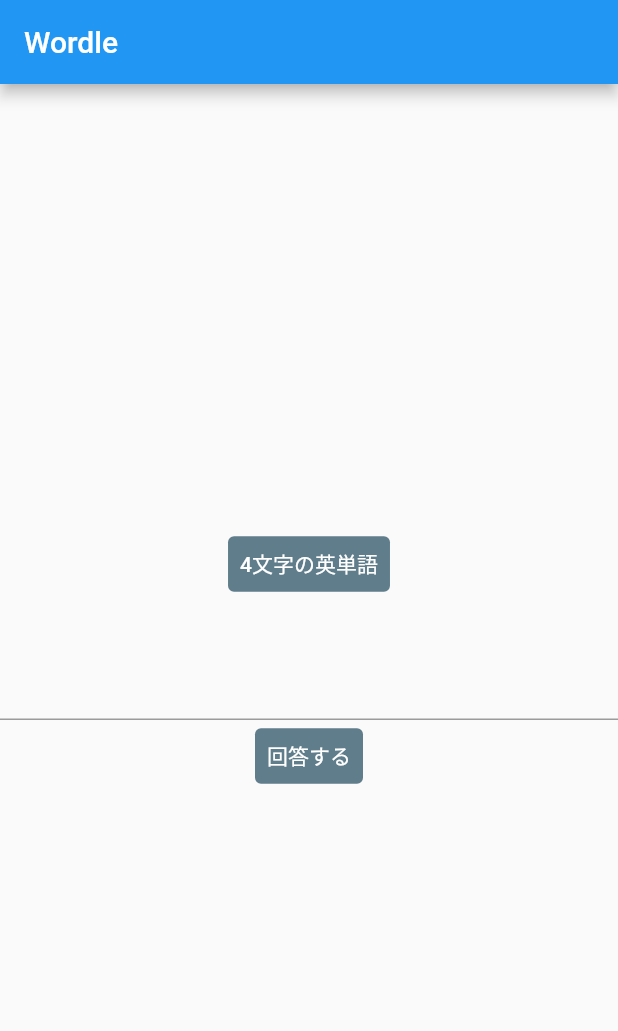
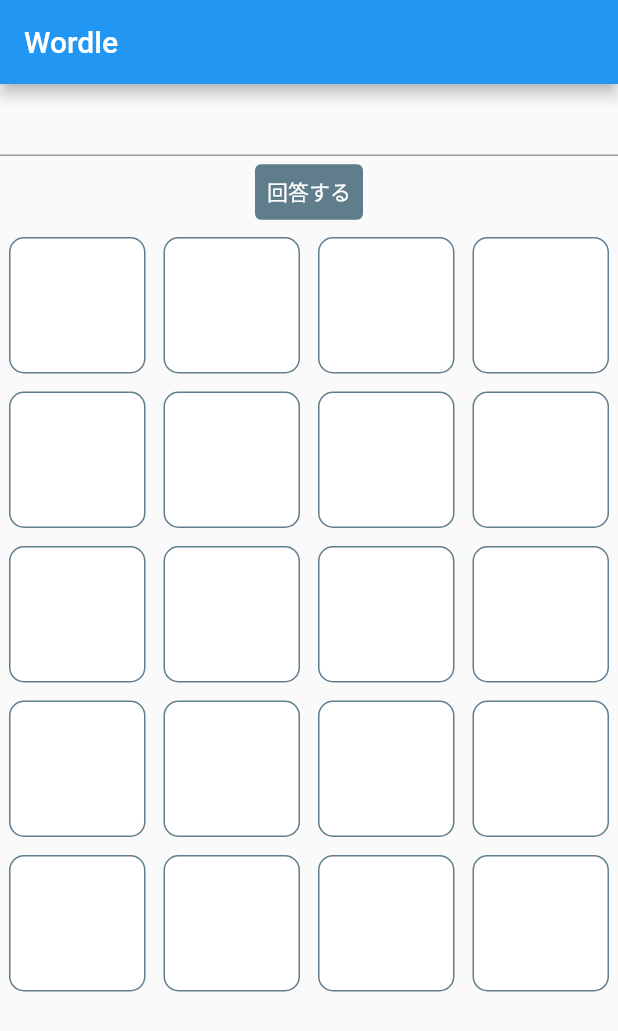
Before and after one commit to mixigroup/2022BeginnerTrainingFlutter, a Flutter app: the screen it shows after launch, after a tap on "回答する", on a phone screen of 412 x 824 dp. Shown: the top 1031 px of the screen. Run offline on Flutter 3.47's test engine with Material 2 defaults, Android fonts, the phone set to English and light mode, and no system bars; our stand-ins replace graphql; network calls fail.

Commit message:
5回チャレンジ！

```diff
--- a/lib/wordle_page.dart
+++ b/lib/wordle_page.dart
@@ -12,6 +12,28 @@ class Answer {
   final String char;
   final int position;
   final String judge;
+}
+
+// 四角たち状態を格納するためのクラスを用意
+class TileState {
+  TileState({
+    required this.times, // 何回目か
+    required this.position, // 何文字目か
+    required this.char, // 文字
+    required this.state, // 合ってるのか間違ってるのか存在はしてるのかなどの結果
+  });
+  int times;
+  int position;
+  String char;
+  CharState state;
+}
+
+// 合ってるか間違ってるのか存在はしてるのかなど，返ってくる結果を表したもの
+enum CharState {
+  CORRECT,
+  EXISTING,
+  NOTHING,
+  NO_ANSWER,
 }
 
 class WordlePage extends StatelessWidget {
@@ -42,19 +64,25 @@ class CorrectWord extends StatefulWidget {
 
 class CorrectWordState extends State<CorrectWord> {
   final String userId = "kunokuno"; // ここはさっき覚えておいて欲しいと言ったユーザID…！
+  final wordId = const Uuid().v4();
 
-  // State として word と mean を持っておく
-  String word = "";
-  String mean = "";
-  // 余力があれば loading も持っておこう
-  bool loading = false;
-
-  // 回答にも wordId を使いたいので持っておく
-  String wordId = "";
   // テキストフィールドで受け取る回答
   String answerWord = "";
   // 結果（結果を受け取ったら再レンダリングさせて表示させるために State で持っておく）
-  List answerResult = [];
+  List<Answer> answerResult = [];
+  int times = 0;
+
+  // 四角たちを初期化
+  // 4文字の英単語で5回チャレンジできるので20こ用意
+  List<TileState> tiles = List.generate(
+    20,
+    (i) => TileState(
+      times: 0,
+      position: 0,
+      char: "",
+      state: CharState.NO_ANSWER,
+    ),
+  );
 
   void answer() async {
     // 2回目以降，次回答するときにどんどん add されてしまうので空にしてあげる
@@ -91,9 +119,8 @@ mutation answerWordMutation($wordId: String!, $word: String!, $userId: String!)
 
     final data = result.data;
     if (data != null) {
-      final answerWord = data["answerWord"];
       // chars はリストで返ってくるので List として answer に格納
-      final answer = answerWord["chars"] as List;
+      final answer = data["answerWord"]["chars"] as List;
       // answer の中身をひとつづつ見ていく
       setState(() {
         for (var a in answer) {
@@ -110,101 +137,37 @@ mutation answerWordMutation($wordId: String!, $word: String!, $userId: String!)
       });
     }
 
+    // 四角たちの状態を代入
+    for (var answer in answerResult) {
+      if (answer.judge == "CORRECT") {
+        tiles[answer.position + (times * 4)].state = CharState.CORRECT;
+        tiles[answer.position + (times * 4)].char = answer.char;
+      } else if (answer.judge == "EXISTING") {
+        tiles[answer.position + (times * 4)].state = CharState.EXISTING;
+        tiles[answer.position + (times * 4)].char = answer.char;
+      } else if (answer.judge == "NOTHING") {
+        tiles[answer.position + (times * 4)].state = CharState.NOTHING;
+        tiles[answer.position + (times * 4)].char = answer.char;
+      }
+    }
+
+    // 回数を増やす
+    setState(() {
+      times++;
+    });
+
+    debugPrint(times.toString());
     debugPrint(wordId);
     debugPrint(answerWord);
     debugPrint(result.toString());
   }
 
-  // わかりにくいのでメソッド名変更
-  void getWord() async {
-    // UUID 生成
-    const uuid = Uuid();
-    // wordId を State として持っておく
-    setState(() {
-      wordId = uuid.v4();
-    });
-    debugPrint(wordId);
-
-    const String getCorrectWordQuery = r'''
-query correctWordQuery($wordId: String!) {
-  correctWord(wordId: $wordId) {
-    word
-    mean
-  }
-}
-''';
-
-    final QueryOptions options = QueryOptions(
-      document: gql(getCorrectWordQuery),
-      variables: <String, dynamic>{
-        // 引数に wordId 渡す
-        'wordId': wordId,
-      },
-    );
-
-    // クエリ実行！
-    final QueryResult result = await client.query(options);
-
-    if (result.hasException) {
-      debugPrint("エラーだった：" + result.exception.toString());
-    }
-
-    final data = result.data;
-    // もしデータがあったら
-    if (data != null) {
-      // correctWord に返ってきた data["correctWord"] を代入！
-      final correctWord = data["correctWord"];
-      // State に返ってきた値代入！
-      setState(() {
-        word = correctWord["word"];
-        mean = correctWord["mean"];
-      });
-    }
-
-    debugPrint(result.toString());
-
-    // データ取得されたらローディングは終わりなので false を代入
-    setState(() {
-      loading = false;
-    });
-  }
-
   @override
   Widget build(BuildContext context) {
-    return Center(
+    return SingleChildScrollView(
       child: Column(
         mainAxisSize: MainAxisSize.min,
         children: [
-          // もしローディングフラグが立ってたら『ローディング中…』のテキスト表示してあげる
-          if (loading) ...[
-            const Text(
-              "loading...",
-              style: TextStyle(color: Colors.blue),
-            ),
-          ],
-          TextButton(
-            onPressed: () {
-              // ボタン押したらクエリ呼ぶ
-              // クエリ呼んでる間はローディング中なのでローディングフラグを true へ
-              setState(() {
-                loading = true;
-              });
-              getWord();
-            },
-            child: const Text(
-              "4文字の英単語",
-              style: TextStyle(color: Colors.white),
-            ),
-            style: ButtonStyle(
-              backgroundColor: MaterialStateProperty.all(Colors.blueGrey),
-            ),
-          ),
-          // 最初は空文字が表示されてる
-          // callQuery(); で値が setState されたら再描画されて word と mean が表示される！
-          Text(word),
-          Text(mean),
-          // こっから新規追加 ------------------------
-          // テキストフィールドで回答受けとって answerWord に代入
           TextField(
             onChanged: (value) {
               setState(() {
@@ -225,112 +188,58 @@ query correctWordQuery($wordId: String!) {
               backgroundColor: MaterialStateProperty.all(Colors.blueGrey),
             ),
           ),
-          // もし結果が返ってきてたらそれを表示
-          if (answerResult.isNotEmpty) ...[
-            // for で回してもいいけど4文字だし row で…
-            Row(
+          SizedBox(
+            height: 600,
+            child: GridView.count(
+              crossAxisCount: 4,
               children: [
-                Padding(
-                  padding: const EdgeInsets.all(8.0),
-                  child: SizedBox(
-                    height: 70,
-                    width: 70,
-                    child: ColoredBox(
-                      // judge の結果によって色を変えてあげる
-                      // ? : の記法は３項演算子といいます
-                      // (条件) ? （true だった場合） : （false だった場合）って感じで書きます！
-                      color: (answerResult[0].judge == "CORRECT")
-                          ? Colors.green
-                          : (answerResult[0].judge == "EXISTING")
-                              ? Colors.amber
-                              : Colors.grey,
-                      child: Center(
-                        child: Text(
-                          // answerResult に追加してった一つ目の結果を表示
-                          answerResult[0].char,
-                          style: const TextStyle(
-                            fontSize: 50,
-                            color: Colors.white,
-                          ),
-                        ),
-                      ),
-                    ),
+                for (var tile in tiles)
+                  Padding(
+                    padding: const EdgeInsets.all(2.0),
+                    child: _tile(tile),
                   ),
-                ),
-                Padding(
-                  padding: const EdgeInsets.all(8.0),
-                  child: SizedBox(
-                    height: 70,
-                    width: 70,
-                    child: ColoredBox(
-                      color: (answerResult[1].judge == "CORRECT")
-                          ? Colors.green
-                          : (answerResult[1].judge == "EXISTING")
-                              ? Colors.amber
-                              : Colors.grey,
-                      child: Center(
-                        child: Text(
-                          answerResult[1].char,
-                          style: const TextStyle(
-                            fontSize: 50,
-                            color: Colors.white,
-                          ),
-                        ),
-                      ),
-                    ),
-                  ),
-                ),
-                Padding(
-                  padding: const EdgeInsets.all(8.0),
-                  child: SizedBox(
-                    height: 70,
-                    width: 70,
-                    child: ColoredBox(
-                      color: (answerResult[2].judge == "CORRECT")
-                          ? Colors.green
-                          : (answerResult[2].judge == "EXISTING")
-                              ? Colors.amber
-                              : Colors.grey,
-                      child: Center(
-                        child: Text(
-                          answerResult[2].char,
-                          style: const TextStyle(
-                            fontSize: 50,
-                            color: Colors.white,
-                          ),
-                        ),
-                      ),
-                    ),
-                  ),
-                ),
-                Padding(
-                  padding: const EdgeInsets.all(8.0),
-                  child: SizedBox(
-                    height: 70,
-                    width: 70,
-                    child: ColoredBox(
-                      color: (answerResult[3].judge == "CORRECT")
-                          ? Colors.green
-                          : (answerResult[3].judge == "EXISTING")
-                              ? Colors.amber
-                              : Colors.grey,
-                      child: Center(
-                        child: Text(
-                          answerResult[3].char,
-                          style: const TextStyle(
-                            fontSize: 50,
-                            color: Colors.white,
-                          ),
-                        ),
-                      ),
-                    ),
-                  ),
-                ),
               ],
             ),
-          ],
+          ),
         ],
       ),
     );
   }
 }
+
+Widget _tile(TileState tileState) {
+  // 四角の状態によって背景色を変える
+  Color boxBackgroundColor = Colors.white;
+  if (tileState.state == CharState.CORRECT) {
+    boxBackgroundColor = Colors.green;
+  } else if (tileState.state == CharState.EXISTING) {
+    boxBackgroundColor = Colors.amber;
+  } else if (tileState.state == CharState.NOTHING) {
+    boxBackgroundColor = Colors.grey;
+  }
+
+  return Padding(
+    padding: const EdgeInsets.all(4.0),
+    // DecoratedBox は四角に枠線つけたりデコれる widget💓
+    child: DecoratedBox(
+      decoration: BoxDecoration(
+        // 枠線の色
+        border: Border.all(color: Colors.blueGrey),
+        color: boxBackgroundColor,
+        // 枠線の角丸
+        borderRadius: BorderRadius.circular(10),
+      ),
+      // 真ん中に文字表示
+      child: Center(
+        child: Text(
+          tileState.char,
+          style: const TextStyle(
+            fontSize: 60,
+            color: Colors.white,
+            fontWeight: FontWeight.bold,
+          ),
+        ),
+      ),
+    ),
+  );
+}
```
